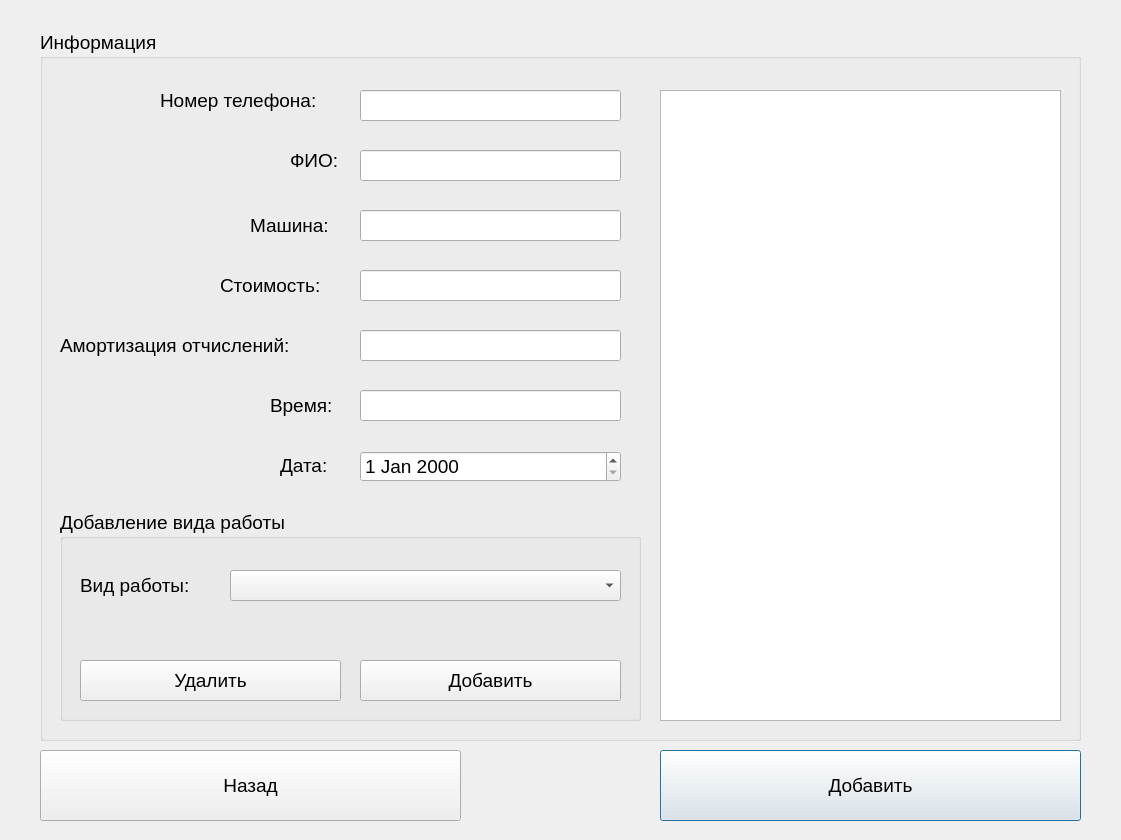
First picture: the form in Add.ui, repository mishafominih/Accounting, before the edit.
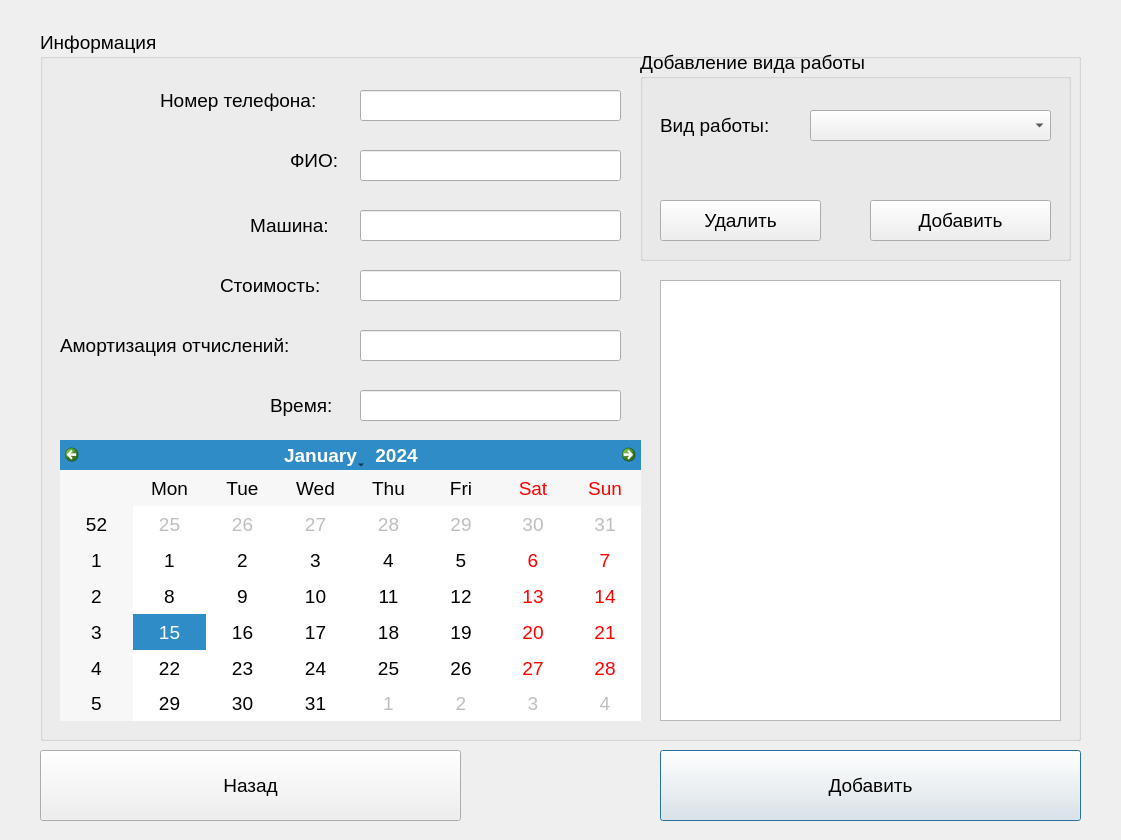
Second picture: the form after the edit.

```diff
--- a/Add.ui
+++ b/Add.ui
@@ -186,35 +186,12 @@
      </rect>
     </property>
    </widget>
-   <widget class="QLabel" name="label_7">
-    <property name="geometry">
-     <rect>
-      <x>240</x>
-      <y>420</y>
-      <width>61</width>
-      <height>31</height>
-     </rect>
-    </property>
-    <property name="text">
-     <string>Дата:</string>
-    </property>
-   </widget>
-   <widget class="QDateEdit" name="dateEdit">
-    <property name="geometry">
-     <rect>
-      <x>320</x>
-      <y>421</y>
-      <width>261</width>
-      <height>31</height>
-     </rect>
-    </property>
-   </widget>
    <widget class="QGroupBox" name="groupBox_2">
     <property name="geometry">
      <rect>
-      <x>20</x>
-      <y>480</y>
-      <width>581</width>
+      <x>600</x>
+      <y>20</y>
+      <width>431</width>
       <height>211</height>
      </rect>
     </property>
@@ -239,7 +216,7 @@
       <rect>
        <x>170</x>
        <y>60</y>
-       <width>391</width>
+       <width>241</width>
        <height>31</height>
       </rect>
      </property>
@@ -247,9 +224,9 @@
     <widget class="QPushButton" name="AddWorkButton">
      <property name="geometry">
       <rect>
-       <x>300</x>
+       <x>230</x>
        <y>150</y>
-       <width>261</width>
+       <width>181</width>
        <height>41</height>
       </rect>
      </property>
@@ -262,7 +239,7 @@
       <rect>
        <x>20</x>
        <y>150</y>
-       <width>261</width>
+       <width>161</width>
        <height>41</height>
       </rect>
      </property>
@@ -275,9 +252,19 @@
     <property name="geometry">
      <rect>
       <x>620</x>
-      <y>60</y>
+      <y>250</y>
       <width>401</width>
-      <height>631</height>
+      <height>441</height>
+     </rect>
+    </property>
+   </widget>
+   <widget class="QCalendarWidget" name="calendarWidget">
+    <property name="geometry">
+     <rect>
+      <x>20</x>
+      <y>410</y>
+      <width>581</width>
+      <height>281</height>
      </rect>
     </property>
    </widget>
```
